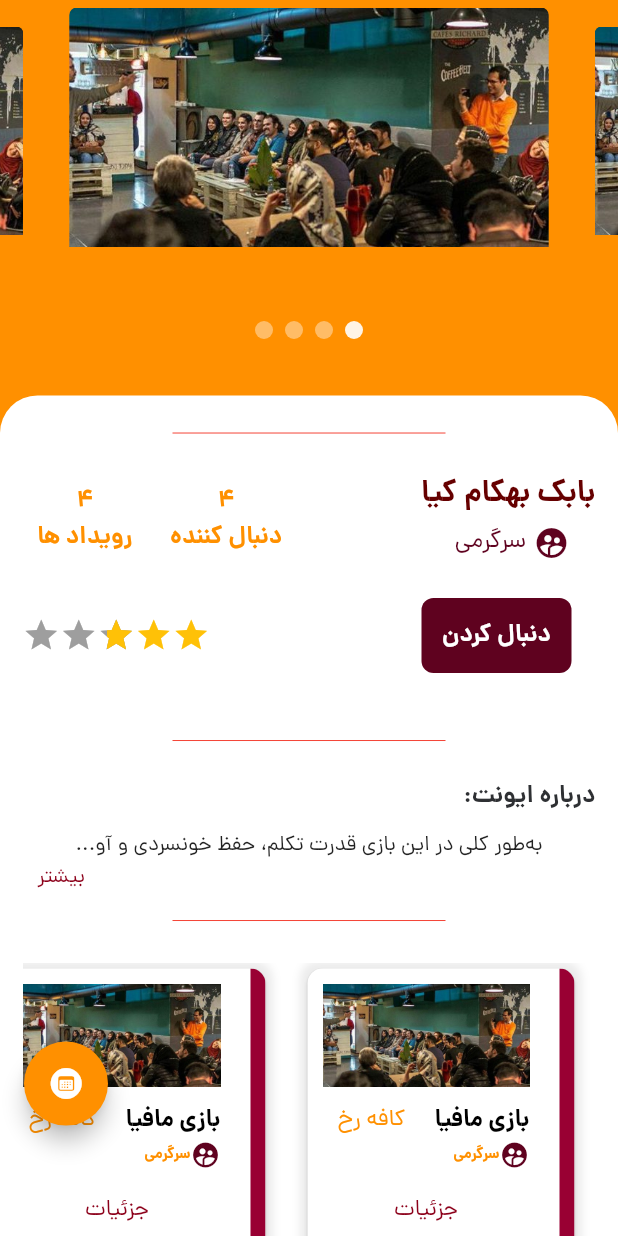
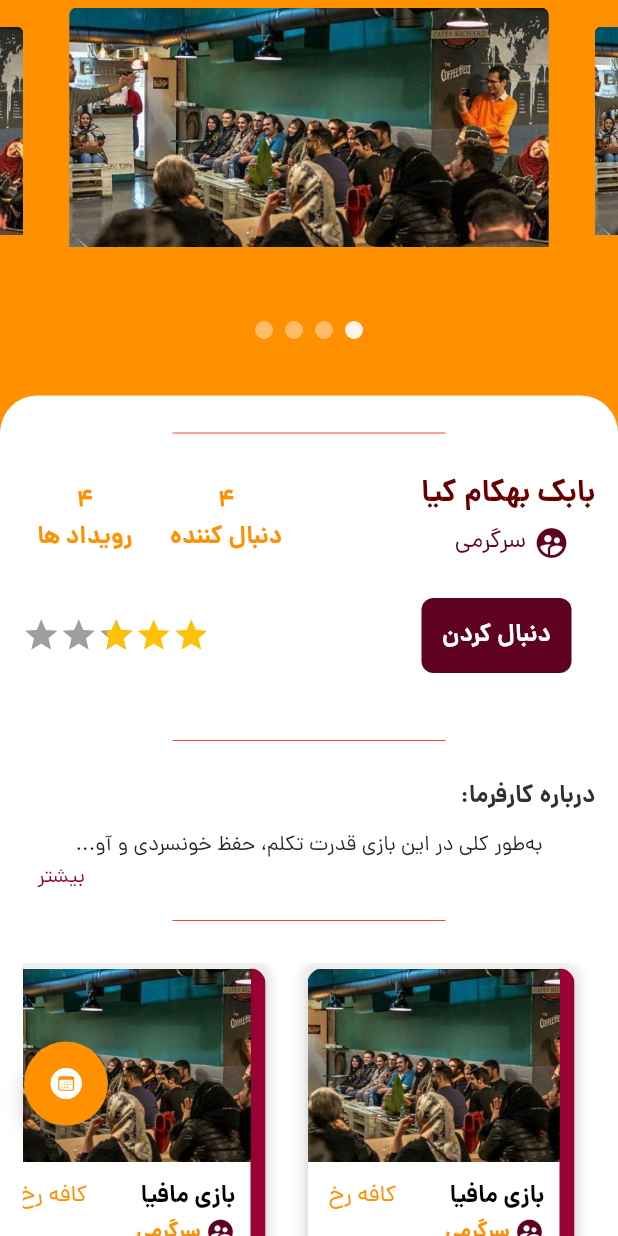
Before and after one commit to Mehdi-MosTafavi/saffrun-app, a Flutter app: the screen it shows after launch, on a phone screen of 412 x 824 dp. Run offline on Flutter 3.47's test engine with Material 2 defaults, Android fonts, the phone set to English and light mode, and no system bars; drawn by our look-alikes of carousel_slider, flutter_rating_bar; our stand-ins replace bloc, flutter_bloc, flutter_login, nb_utils, persistent_bottom_nav_bar, responsive_framework and 1 more; missing offline and left inert: persian_datetime_picker.

Commit message:
refactor(admin): edit ui of admin page

```diff
--- a/lib/UI/admin/admin_page.dart
+++ b/lib/UI/admin/admin_page.dart
@@ -1,15 +1,14 @@
-import 'dart:html';
 
 import 'package:carousel_slider/carousel_slider.dart';
 import 'package:flutter/cupertino.dart';
 import 'package:flutter/material.dart';
+import 'package:flutter_rating_bar/flutter_rating_bar.dart';
 import 'package:nb_utils/nb_utils.dart';
+import 'package:saffrun_app/UI/admin/components/event_card.dart';
 import 'package:saffrun_app/UI/admin/components/my_column.dart';
 import 'package:saffrun_app/constants/theme_color.dart';
 import 'package:saffrun_app/models/admin/admin_model.dart';
 import 'package:saffrun_app/models/event/event_model.dart';
-import 'package:saffrun_app/UI/admin/components/event_card.dart';
-import 'package:flutter_rating_bar/flutter_rating_bar.dart';
 
 class AdminPage extends StatefulWidget {
   const AdminPage({Key? key}) : super(key: key);
@@ -353,7 +352,7 @@ class _AdminPageState extends State<AdminPage> {
                                 Align(
                                   alignment: Alignment.centerRight,
                                   child: Text(
-                                    'درباره ایونت:',
+                                    'درباره کارفرما:',
                                     style: boldTextStyle(),
                                   ),
                                 ),
@@ -371,16 +370,16 @@ class _AdminPageState extends State<AdminPage> {
                           ),
                           Container(
                             margin: EdgeInsets.symmetric(vertical: 20.0),
-                            height: context.height()*0.37,
+                            height: 250,
                             child: ListView(
                               scrollDirection: Axis.horizontal,
                               children: <Widget>[
                                 Container(
-                                    width: context.width()*0.5,
+                                    width: context.width() * 0.5,
                                     // color: Colors.red,
                                     child: EventCardWidget(event: events[0])),
                                 Container(
-                                    width: context.width()*0.5,
+                                    width: context.width() * 0.5,
                                     // color: Colors.blue,
                                     child: EventCardWidget(event: events[1])),
                                 Container(
--- a/lib/UI/admin/components/event_card.dart
+++ b/lib/UI/admin/components/event_card.dart
@@ -1,9 +1,9 @@
+import 'package:carousel_slider/carousel_slider.dart';
 import 'package:flutter/material.dart';
 import 'package:nb_utils/nb_utils.dart';
 import 'package:saffrun_app/UI/eventPage/event_page.dart';
 import 'package:saffrun_app/constants/theme_color.dart';
 import 'package:saffrun_app/models/event/event_model.dart';
-import 'package:carousel_slider/carousel_slider.dart';
 
 
 final List<String> imgList2 = [
@@ -24,10 +24,8 @@ class EventCardWidget extends StatelessWidget {
   final String item='assets/images/mafia1.jpg';
 
 
-
   int current = 0;
   final CarouselController controller = CarouselController();
-
 
 
   @override
@@ -49,10 +47,8 @@ class EventCardWidget extends StatelessWidget {
             crossAxisAlignment: CrossAxisAlignment.stretch,
             children: <Widget>[
               Container(color: colorPallet2, width: 10),
-              const SizedBox(width: 10),
+              // const SizedBox(width: 10),
               Expanded(
-                child: Padding(
-                  padding: const EdgeInsets.all(10.0),
                 child: Column(
                   children: <Widget>[
                     // CachedNetworkImage(
@@ -61,12 +57,16 @@ class EventCardWidget extends StatelessWidget {
                     //   width: width / 5,
                     //   height: 100,
                     // ),
-                      Container(
-                        child: Image(
-                          image: AssetImage(item),
+                    Expanded(
+                      flex: 2,
+                      child: Container(
+                        decoration: BoxDecoration(
+                            image: DecorationImage(
+                                fit: BoxFit.fitHeight,
+                                image: AssetImage(item))),
                       ),
                     ),
-                      const SizedBox(width: 10,height: 10,),
+                    // const SizedBox(width: 10,height: 10,),
 
                     // Container(
                     // height: context.height(),
@@ -86,14 +86,16 @@ class EventCardWidget extends StatelessWidget {
                     //     ],
                     // ),
                     // ),
-                      Row(
+                    Expanded(
+                      flex: 1,
+                      child: Row(
+                        crossAxisAlignment: CrossAxisAlignment.start,
                         children: <Widget>[
-
                           Expanded(
                             child: Container(
-                              padding: const EdgeInsets.only(left: 10),
+                              padding: const EdgeInsets.only(left: 4, top: 11),
                               child: Column(
-                                mainAxisAlignment: MainAxisAlignment.end,
+                                mainAxisAlignment: MainAxisAlignment.start,
                                 crossAxisAlignment: CrossAxisAlignment.start,
                                 children: <Widget>[
                                   Row(
@@ -115,17 +117,21 @@ class EventCardWidget extends StatelessWidget {
                                   Row(
                                     children: [
                                       const Icon(
-                                        Icons
-                                            .supervised_user_circle_sharp,
+                                        Icons.supervised_user_circle_sharp,
                                         size: 20,
                                         color: colorPallet3,
                                       ),
-                                      Text("سرگرمی",
+                                      3.width,
+                                      Text(
+                                        "سرگرمی",
                                         style: boldTextStyle(
-                                            size: 10, color: colorPallet5),
+                                            size: Theme.of(context)
+                                                .textTheme
+                                                .bodyText1!
+                                                .fontSize!
+                                                .toInt(),
+                                            color: colorPallet5),
                                       ),
-
-
                                     ],
                                   ),
                                   // Text(event.description,
@@ -136,6 +142,7 @@ class EventCardWidget extends StatelessWidget {
                             ),
                           )
                         ],
+                      ).paddingSymmetric(horizontal: 10),
                     ),
                     SizedBox(height: 16),
                     InkWell(
@@ -149,7 +156,6 @@ class EventCardWidget extends StatelessWidget {
                           maxLines: 2),
                     ),
                   ],
-                  ),
                 ),
               )
             ],
--- a/lib/UI/admin/components/my_column.dart
+++ b/lib/UI/admin/components/my_column.dart
@@ -1,12 +1,7 @@
-import 'dart:html';
 
-import 'package:carousel_slider/carousel_slider.dart';
 import 'package:flutter/material.dart';
 import 'package:nb_utils/nb_utils.dart';
 import 'package:saffrun_app/constants/theme_color.dart';
-import 'package:saffrun_app/models/admin/admin_model.dart';
-import 'package:saffrun_app/models/event/event_model.dart';
-import 'package:saffrun_app/UI/admin/components/event_card.dart';
 
 class MyColumn extends StatelessWidget {
   const MyColumn({
--- a/lib/UI/splash/splash_page.dart
+++ b/lib/UI/splash/splash_page.dart
@@ -15,7 +15,7 @@ class SplashPage extends StatefulWidget {
 
 class SplashPageState extends State<SplashPage> {
   void navigationToHomePage() {
-    Navigator.pushReplacementNamed(context, HOME_PAGE_PATH);
+    Navigator.pushReplacementNamed(context, ADMIN_PAGE_PATH);
   }
 
   void navigationToAuthPage() {
```
Also changed, not shown: pubspec.lock, 3 other files. Lines whose indentation alone changed are shown as unchanged.
